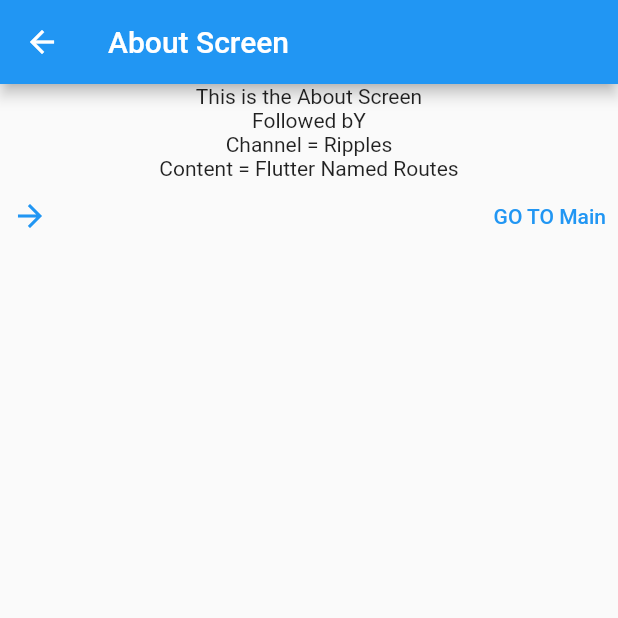
After one commit to liyuKnow/flutter-getx, a Flutter app: the screen it shows after launch, after a tap on "Go To About", on a phone screen of 412 x 824 dp, the top half of it. The commit adds this screen. Run offline on Flutter 3.47's test engine with Material 2 defaults, Android fonts, the phone set to English and light mode, and no system bars; our stand-ins replace get.

Commit message:
named and unnamed routes

```diff
--- a/lib/main.dart
+++ b/lib/main.dart
@@ -1,7 +1,9 @@
 import 'package:flutter/material.dart';
 import 'package:with_getx/src/bottomSheet/bottom_sheet.dart';
 import 'package:with_getx/src/dialog/get_dialog.dart';
+import 'package:with_getx/src/namedRoutes/named_routes.dart';
 import 'package:with_getx/src/snackbar/get_snack.dart';
+import 'package:with_getx/src/unnamedRoutes/unnamed_routes.dart';
 
 void main() {
   runApp(const MyApp());
@@ -13,6 +15,6 @@ class MyApp extends StatelessWidget {
   // This widget is the root of your application.
   @override
   Widget build(BuildContext context) {
-    return const GetBottomSheet();
+    return const GetNamedRoute();
   }
 }
--- /dev/null
+++ b/lib/src/namedRoutes/named_routes.dart
@@ -0,0 +1,118 @@
+import 'package:flutter/material.dart';
+import 'package:get/get.dart';
+import 'package:with_getx/main.dart';
+
+class GetNamedRoute extends StatelessWidget {
+  const GetNamedRoute({super.key});
+
+  @override
+  Widget build(BuildContext context) {
+    return GetMaterialApp(
+      title: "Named Routing",
+      debugShowCheckedModeBanner: false,
+      initialRoute: "/",
+      defaultTransition: Transition.zoom,
+      getPages: [
+        GetPage(name: "/home", page: () => const HomeScreen()),
+        GetPage(name: "/about", page: () => const AboutScreen()),
+      ],
+      home: Scaffold(
+        appBar: AppBar(
+          title: const Text("Named Routes"),
+        ),
+        body: Center(
+          child: Column(
+            children: [
+              ElevatedButton(
+                onPressed: () {
+                  Get.toNamed(
+                    "/home/:userId",
+                  );
+                },
+                child: const Text(
+                  "Go To Home",
+                ),
+              ),
+              ElevatedButton(
+                onPressed: () {
+                  Get.toNamed(
+                    "/about?channel=Ripples&content=Flutter Named Routes",
+                  );
+                },
+                child: const Text("Go To About"),
+              )
+            ],
+          ),
+        ),
+      ),
+    );
+  }
+}
+
+//  ^ HOME SCREEN
+class HomeScreen extends StatelessWidget {
+  const HomeScreen({super.key});
+
+  @override
+  Widget build(BuildContext context) {
+    return Scaffold(
+      appBar: AppBar(
+        title: const Text("Home Screen"),
+      ),
+      body: Column(
+        children: [
+          const Text("This is the Home Screen"),
+          TextButton(
+            onPressed: () {
+              Get.to(
+                const AboutScreen(),
+                arguments: "Hello From Home",
+              );
+            },
+            child: Row(
+              mainAxisAlignment: MainAxisAlignment.spaceBetween,
+              children: const [
+                Icon(Icons.arrow_back),
+                Text("GO TO About"),
+              ],
+            ),
+          )
+        ],
+      ),
+    );
+  }
+}
+
+// ^ ABOUT SCREEN
+class AboutScreen extends StatelessWidget {
+  const AboutScreen({super.key});
+
+  @override
+  Widget build(BuildContext context) {
+    return Scaffold(
+      appBar: AppBar(
+        title: const Text("About Screen"),
+      ),
+      body: Column(
+        children: [
+          const Text("This is the About Screen"),
+          const Text("Followed bY"),
+          Text("Channel = ${Get.parameters['channel']}"),
+          Text("Content = ${Get.parameters['content']}"),
+          TextButton(
+            onPressed: () {
+              Get.to(const HomeScreen());
+            },
+            child: Row(
+              mainAxisAlignment: MainAxisAlignment.spaceBetween,
+              children: const [
+                Icon(Icons.arrow_forward),
+                Text("GO TO Main"),
+              ],
+            ),
+          )
+        ],
+      ),
+    );
+  }
+}
```
Also changed, not shown: lib/src/unnamedRoutes/unnamed_routes.dart (added, +103 -0 lines).
